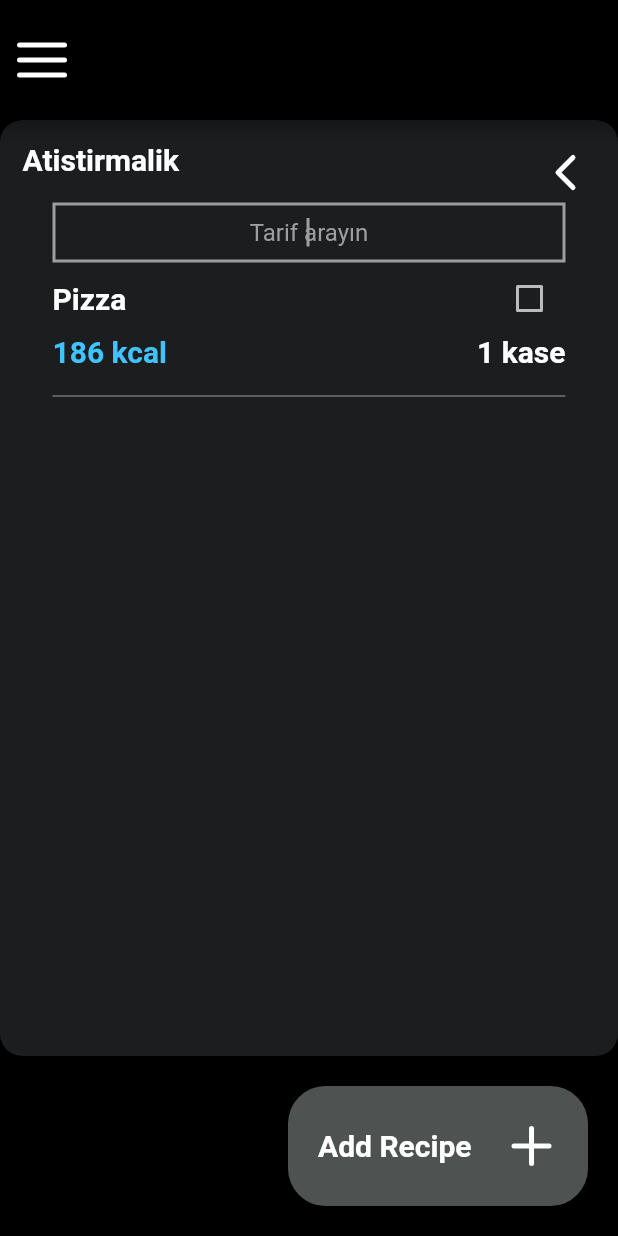
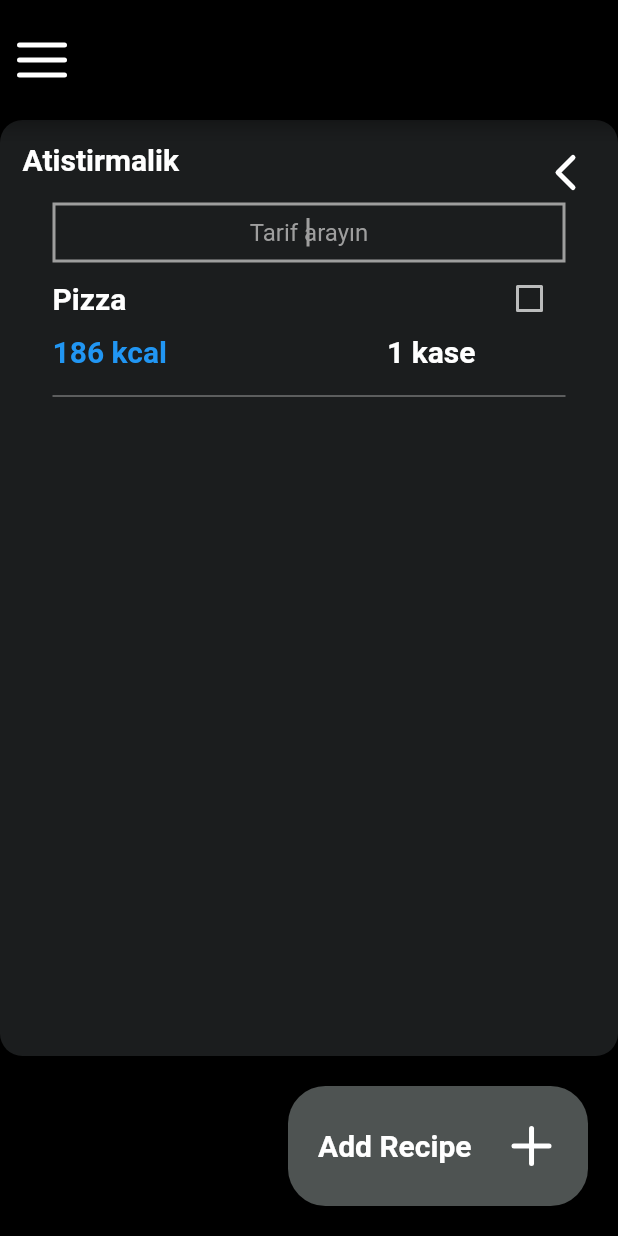
Before and after one commit to engineerturph/diethelper, a Flutter app: the MealScreen screen opened by its route, on a phone screen of 412 x 824 dp. Run offline on Flutter 3.47's test engine with Material 2 defaults, Android fonts, the phone set to English and light mode, and no system bars; our stand-ins replace flutter_feather_icons.

Commit message:
save before breaking app

```diff
--- a/lib/widgets/recipe_box.dart
+++ b/lib/widgets/recipe_box.dart
@@ -22,6 +22,7 @@ class _RecipeBoxState extends State<RecipeBox> {
               style: kMiddleTextStyle,
             ),
             Checkbox(
+                activeColor: Colors.grey,
                 checkColor: Colors.black,
                 value: isChecked,
                 onChanged: (bool? newValue) {
@@ -38,11 +39,14 @@ class _RecipeBoxState extends State<RecipeBox> {
             children: [
               Text(
                 '186 kcal',
-                style: kMiddleTextStyle.copyWith(color: Colors.lightBlueAccent),
+                style: kMiddleTextStyle.copyWith(color: Colors.blue),
               ),
-              Text(
-                '1 kase',
-                style: kMiddleTextStyle,
+              Padding(
+                padding: const EdgeInsets.only(right: 60.0),
+                child: Text(
+                  '1 kase',
+                  style: kMiddleTextStyle,
+                ),
               )
             ],
           ),
```
